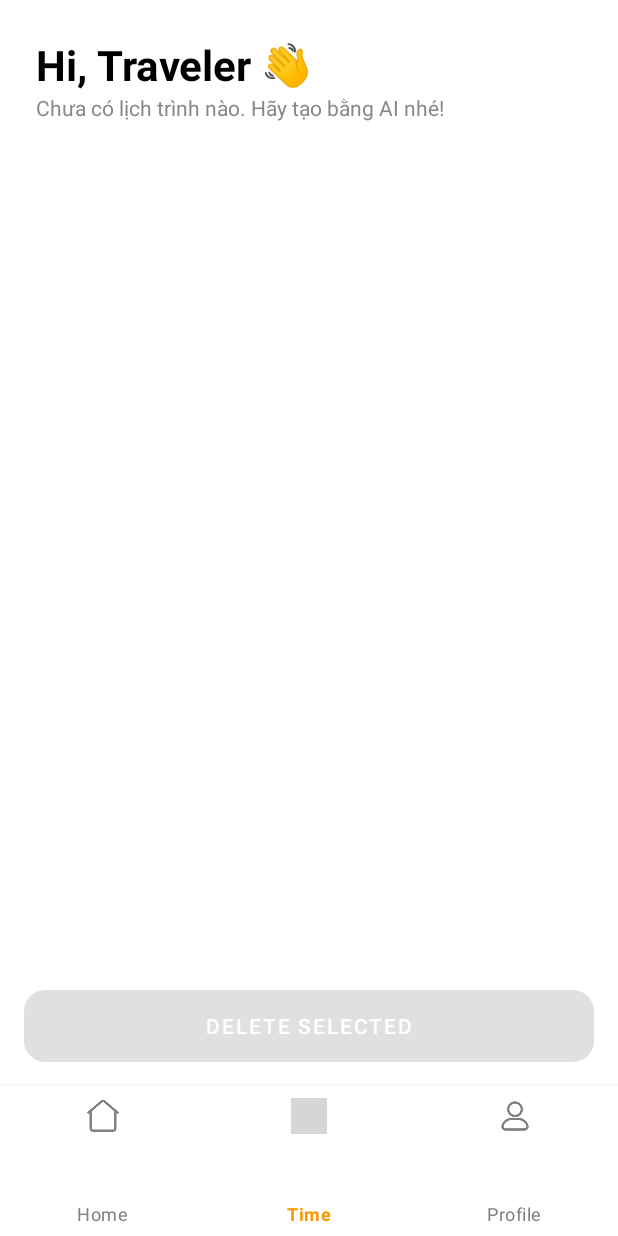
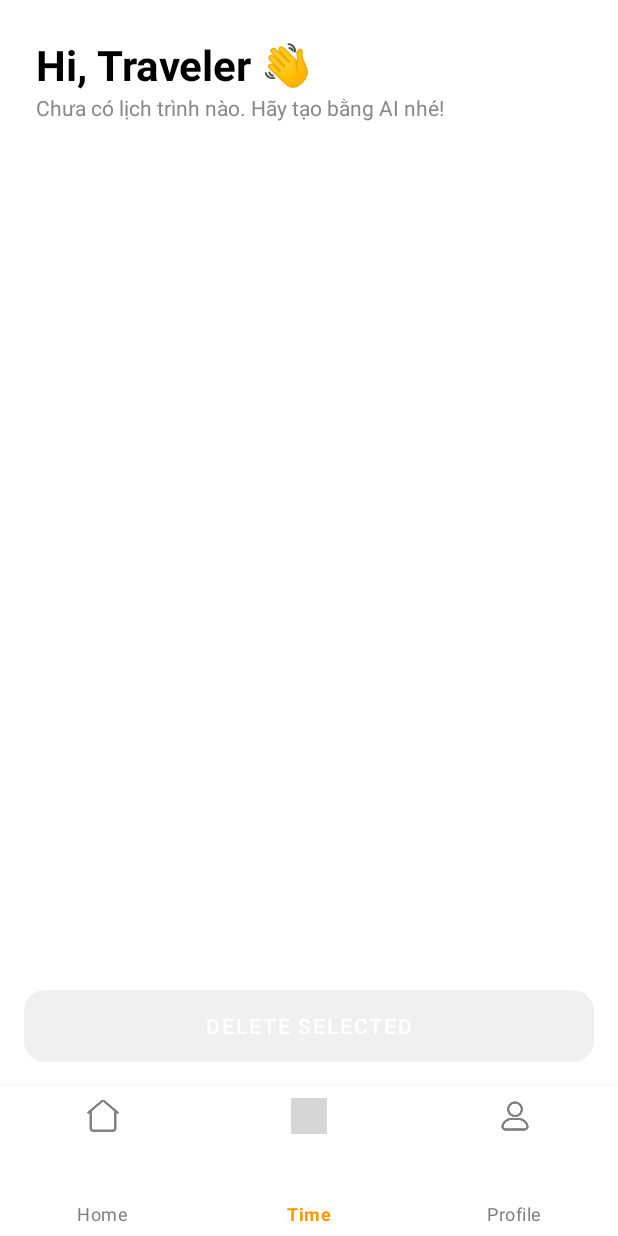
Before and after one commit to pvhung05/AI-Travel-Planner, an Android app: the PlanScreen screen opened directly, with no data from a screen before it, on a phone screen of 412 x 824 dp. Run offline under Robolectric (Android 15) with nearby library versions, the phone set to English and light mode, and no system bars; our stand-ins replace Room's generated code; pictures from the network do not load; grey boxes are pictures that could not be loaded.

Commit message:
fix language

```diff
--- a/app/src/main/res/layout/dialog_progress.xml
+++ b/app/src/main/res/layout/dialog_progress.xml
@@ -84,7 +84,7 @@
         android:id="@+id/tvMessage"
         android:layout_width="match_parent"
         android:layout_height="wrap_content"
-        android:text="Đang tìm kiếm lịch trình phù hợp..."
+        android:text="Searching for a suitable itinerary..."
         android:textSize="16sp"
         android:textColor="#333333"
         android:gravity="center"
--- a/app/src/main/res/layout/planscreen.xml
+++ b/app/src/main/res/layout/planscreen.xml
@@ -57,6 +57,7 @@
             android:layout_width="0dp"
             android:layout_height="48dp"
             android:layout_margin="16dp"
+            app:backgroundTint="@null"
             android:text="Delete Selected"
             android:enabled="false"
             android:background="@drawable/bg_button_disabled"
```
